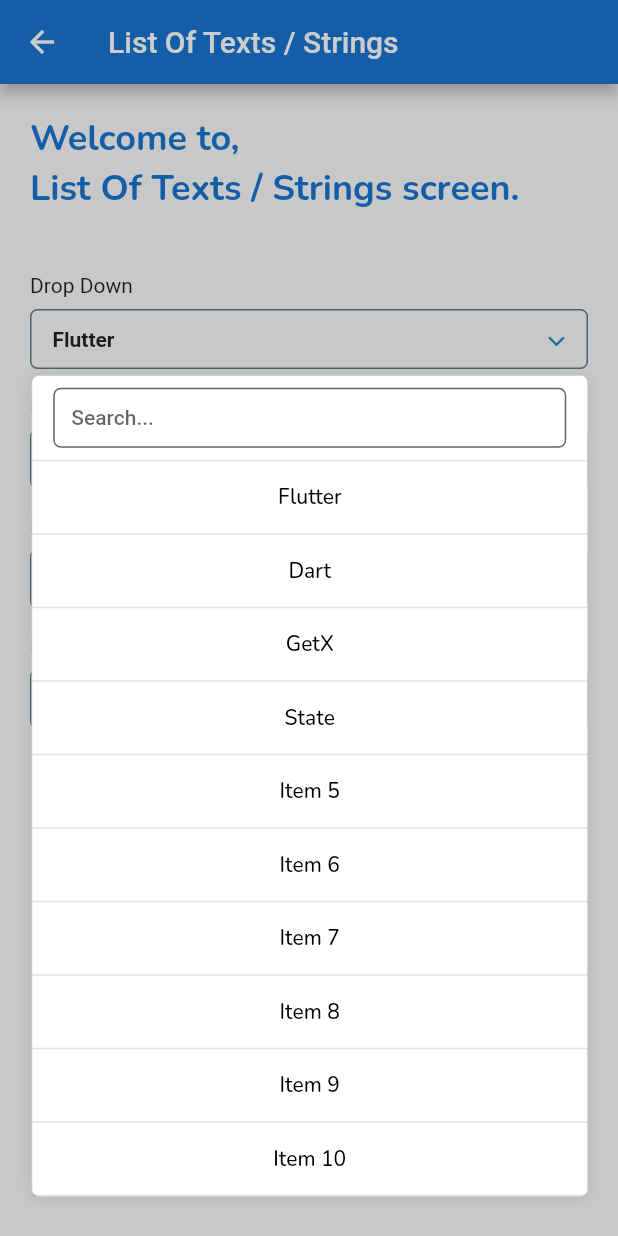
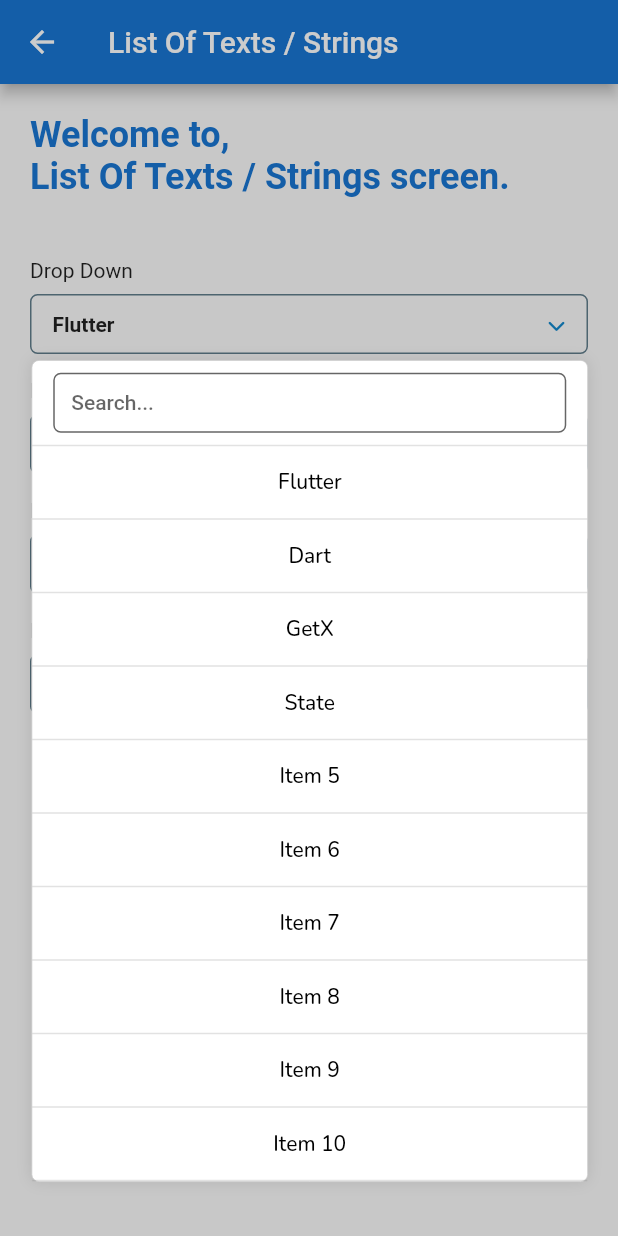
Before and after one commit to hamzamirai/mirai_dropdown_menu, a Flutter app: the ListOfStringScreen screen opened directly, after a tap on "Flutter", on a phone screen of 412 x 824 dp. Run offline on Flutter 3.47's test engine with Material 2 defaults, Android fonts, the phone set to English and light mode, and no system bars; our stand-ins replace font_awesome_flutter, google_fonts, substring_highlight.

Commit message:
Upgrade to FLutter 3.13

```diff
--- a/example/lib/app/widgets/mirai_dropdown_item_widget.dart
+++ b/example/lib/app/widgets/mirai_dropdown_item_widget.dart
@@ -30,12 +30,12 @@
           ? SubstringHighlight(
               text: item,
               term: query,
-              textStyle: Theme.of(context).textTheme.headline1!.copyWith(
+              textStyle: Theme.of(context).textTheme.displayLarge!.copyWith(
                     color: AppTheme.keyDarkBlueColor.withOpacity(.5),
                     overflow: TextOverflow.ellipsis,
                   ),
               textStyleHighlight:
-                  Theme.of(context).textTheme.headline1!.copyWith(
+                  Theme.of(context).textTheme.displayLarge!.copyWith(
                         color: AppTheme.keyDarkBlueColor,
                         overflow: TextOverflow.ellipsis,
                       ),
--- a/example/lib/main.dart
+++ b/example/lib/main.dart
@@ -37,7 +37,7 @@
                 primarySwatch: Colors.blue,
                 primaryColor: Colors.transparent,
                 textTheme: TextTheme(
-                  headline1: GoogleFonts.nunito(),
+                  displayMedium: GoogleFonts.nunito(),
                   button: GoogleFonts.nunito(),
                 ),
               ),
--- a/pubspec.yaml
+++ b/pubspec.yaml
@@ -1,11 +1,11 @@
 name: mirai_dropdown_menu
 description: MiraiDevs developed the Mirai Dropdown Menu Package. Using this package, you can set a static list of objects or a list you have downloaded from an API.
-version: 0.0.6+2
+version: 0.0.6+3
 
 homepage: https://github.com/devhch/mirai_dropdown_menu
 
 environment:
-  sdk: ">=2.18.0 <3.0.0"
+  sdk: ">=3.0.0 <4.0.0"
   flutter: ">=1.17.0"
 
 dependencies:
@@ -15,7 +15,7 @@
 dev_dependencies:
   flutter_test:
     sdk: flutter
-  flutter_lints: ^2.0.0
+  flutter_lints: ^2.0.3
 
 # The following section is specific to Flutter.
 flutter:
```
Also changed, not shown: example/pubspec.yaml (+5 -5 lines), example/pubspec.lock, 4 other files.
